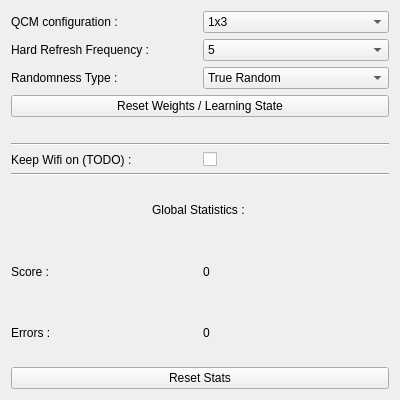
The window that appsettings.ui (Aryetis/Obenkyobo) describes before a commit, drawn with Qt 5.
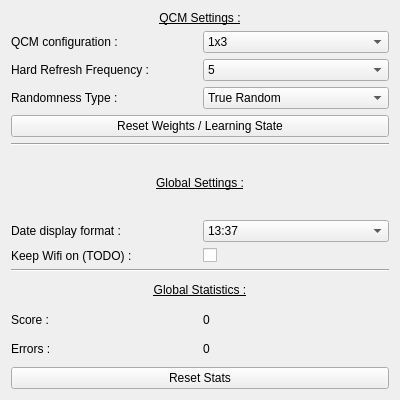
The same window after the commit.

Commit message: moved pictures, added battery related icon, draft for battery and date QActions

Patch:
```diff
--- a/appsettings.ui
+++ b/appsettings.ui
@@ -20,8 +20,23 @@
       <number>0</number>
      </property>
      <property name="bottomMargin">
-      <number>20</number>
+      <number>0</number>
      </property>
+     <item>
+      <widget class="QLabel" name="QcmSettingsLabel">
+       <property name="font">
+        <font>
+         <underline>true</underline>
+        </font>
+       </property>
+       <property name="text">
+        <string>QCM Settings :</string>
+       </property>
+       <property name="alignment">
+        <set>Qt::AlignCenter</set>
+       </property>
+      </widget>
+     </item>
      <item>
       <layout class="QHBoxLayout" name="nbrOfEntryLinesSettings">
        <property name="topMargin">
@@ -158,11 +173,55 @@
     </widget>
    </item>
    <item>
-    <layout class="QHBoxLayout" name="WifiSetting">
+    <layout class="QVBoxLayout" name="GlobalSettings">
+     <property name="topMargin">
+      <number>0</number>
+     </property>
      <item>
-      <layout class="QVBoxLayout" name="WifiSettingSubContainer">
+      <widget class="QLabel" name="GlobalSettingsLabel">
+       <property name="font">
+        <font>
+         <underline>true</underline>
+        </font>
+       </property>
+       <property name="text">
+        <string>Global Settings :</string>
+       </property>
+       <property name="alignment">
+        <set>Qt::AlignCenter</set>
+       </property>
+      </widget>
+     </item>
+     <item>
+      <layout class="QHBoxLayout" name="DateDisplayFormat">
+       <item>
+        <widget class="QLabel" name="DateDisplayFormatLabel">
+         <property name="text">
+          <string>Date display format :</string>
+         </property>
+        </widget>
+       </item>
+       <item>
+        <widget class="QComboBox" name="DateDisplayFormatDropdown">
+         <item>
+          <property name="text">
+           <string>13:37</string>
+          </property>
+         </item>
+         <item>
+          <property name="text">
+           <string>1:37 pm</string>
+          </property>
+         </item>
+        </widget>
+       </item>
+      </layout>
+     </item>
        <item>
         <layout class="QHBoxLayout" name="WifiLayout">
+       <property name="topMargin">
+        <number>0</number>
+       </property>
          <item>
           <widget class="QLabel" name="WifiLabel">
            <property name="text">
@@ -181,8 +240,6 @@
        </item>
       </layout>
      </item>
-    </layout>
-   </item>
    <item>
     <widget class="Line" name="WifiLine">
      <property name="orientation">
@@ -194,25 +251,23 @@
     <layout class="QHBoxLayout" name="StatsSetting">
      <item>
       <layout class="QVBoxLayout" name="StatSettingSubContainer">
-       <item>
-        <layout class="QHBoxLayout" name="GlobalStatsLabelLayout">
-         <property name="spacing">
-          <number>0</number>
-         </property>
          <property name="topMargin">
           <number>0</number>
          </property>
          <item>
           <widget class="QLabel" name="GlobalStatsLabel">
+         <property name="font">
+          <font>
+           <underline>true</underline>
+          </font>
+         </property>
            <property name="text">
-            <string>Global Statistics : </string>
+          <string>Global Statistics :</string>
            </property>
            <property name="alignment">
             <set>Qt::AlignCenter</set>
            </property>
           </widget>
-         </item>
-        </layout>
        </item>
        <item>
         <layout class="QHBoxLayout" name="ScoreLayout">
```
Lines whose indentation alone changed are shown as unchanged. The commit also changes 22 other files.
